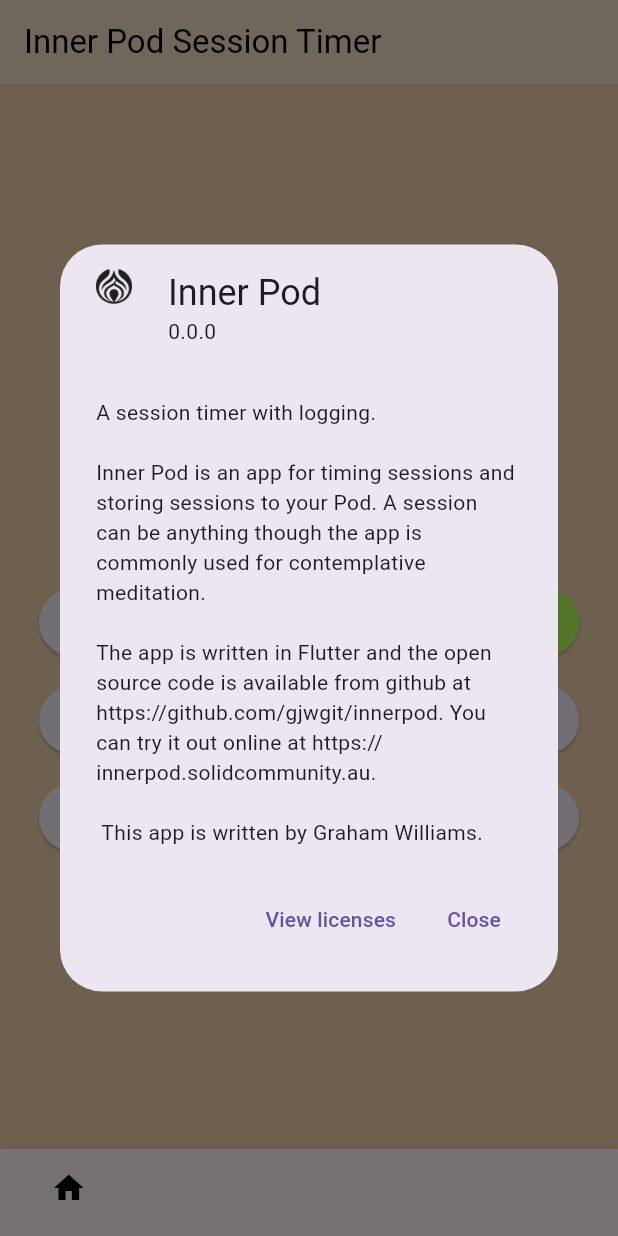
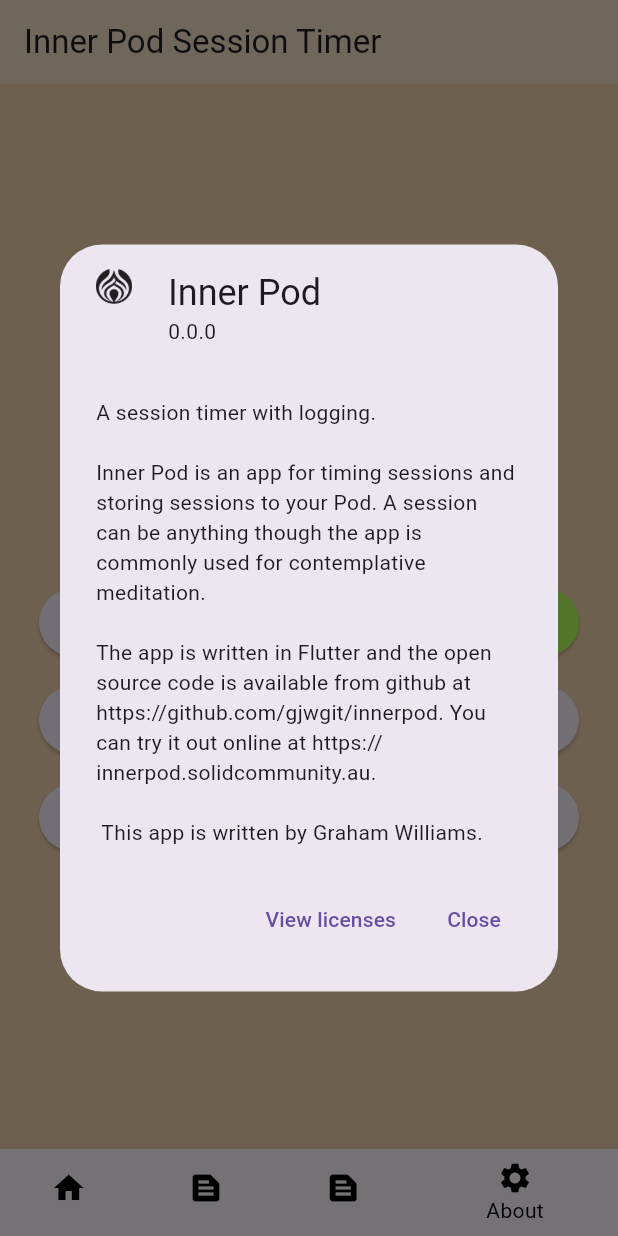
Before and after one commit to gjwgit/innerpod, a Flutter app: the screen it shows after launch, item 4 of the bottom bar chosen, on a phone screen of 412 x 824 dp. Run offline on Flutter 3.47's test engine with Material 3 defaults, Android fonts, the phone set to English and light mode, and no system bars; our stand-ins replace audioplayers, wakelock_plus; missing offline and left inert: neon_circular_timer.

Commit message:
Explore colors.

```diff
--- a/lib/main.dart
+++ b/lib/main.dart
@@ -1,6 +1,6 @@
 /// Main program for the inner pod session timing and logging.
 //
-// Time-stamp: <Sunday 2024-02-04 05:55:27 +1100 Graham Williams>
+// Time-stamp: <Sunday 2024-02-04 06:10:24 +1100 Graham Williams>
 //
 /// Copyright (C) 2024, Togaware Pty Ltd
 ///
@@ -39,12 +39,12 @@
   runApp(MaterialApp(
       title: 'Inner Pod',
       debugShowCheckedModeBanner: false,
-      theme: ThemeData(
-        // Change the theme for the app here.
-        cardTheme: const CardTheme(
-          color: border,
-        ),
-      ),
+      //     theme: ThemeData(
+      //         // Change the theme for the app here.
+//        cardTheme: const CardTheme(
+//          color: border,
+//        ),
+//          ),
       home: const InnerPod()));
 }
 
@@ -74,13 +74,15 @@
       appBar: AppBar(
         title: const Text('Inner Pod Session Timer'),
         backgroundColor: border,
-        foregroundColor: Colors.black,
+//        foregroundColor: Colors.black,
       ),
       body: Center(
         child: Timer(),
       ),
       bottomNavigationBar: BottomNavigationBar(
-        backgroundColor: border,
+        //      backgroundColor: Colors.red, // border,
+        unselectedItemColor: Colors.black,
+        selectedItemColor: Colors.black,
         items: const <BottomNavigationBarItem>[
           BottomNavigationBarItem(
             icon: Icon(Icons.home, color: Colors.black),
```
